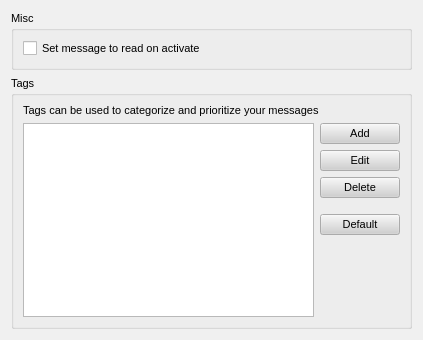
Before: the Qt Designer form retroshare-gui/src/gui/settings/MessagePage.ui in RetroShare/RetroShare, drawn with Qt 5.
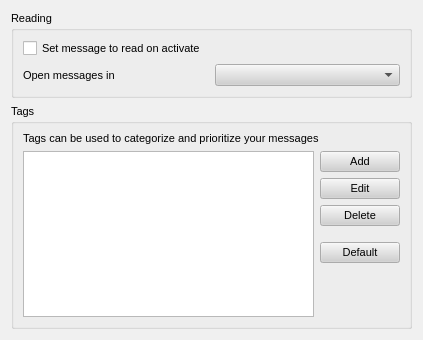
After: the same form once the commit is applied.

Commit message: Redesigned the MessagesDialog to open the message in a new tab or new window for reading. The MessageComposer is now only for writing a new message or editing a message from the draft box. Added a new setting to the MessagePage.

The edit to the form file:
```diff
--- a/retroshare-gui/src/gui/settings/MessagePage.ui
+++ b/retroshare-gui/src/gui/settings/MessagePage.ui
@@ -503,7 +503,7 @@
    <item row="0" column="0">
     <widget class="QGroupBox" name="groupBox">
      <property name="title">
-      <string>Misc</string>
+      <string>Reading</string>
      </property>
      <layout class="QGridLayout" name="gridLayout_2">
       <item row="0" column="0">
@@ -513,6 +513,20 @@
         </property>
        </widget>
       </item>
+      <item row="2" column="0">
+       <layout class="QHBoxLayout" name="horizontalLayout">
+        <item>
+         <widget class="QLabel" name="openLabel">
+          <property name="text">
+           <string>Open messages in</string>
+          </property>
+         </widget>
+        </item>
+        <item>
+         <widget class="QComboBox" name="openComboBox"/>
+        </item>
+       </layout>
+      </item>
      </layout>
     </widget>
    </item>
```
The commit also changes 15 other files.
